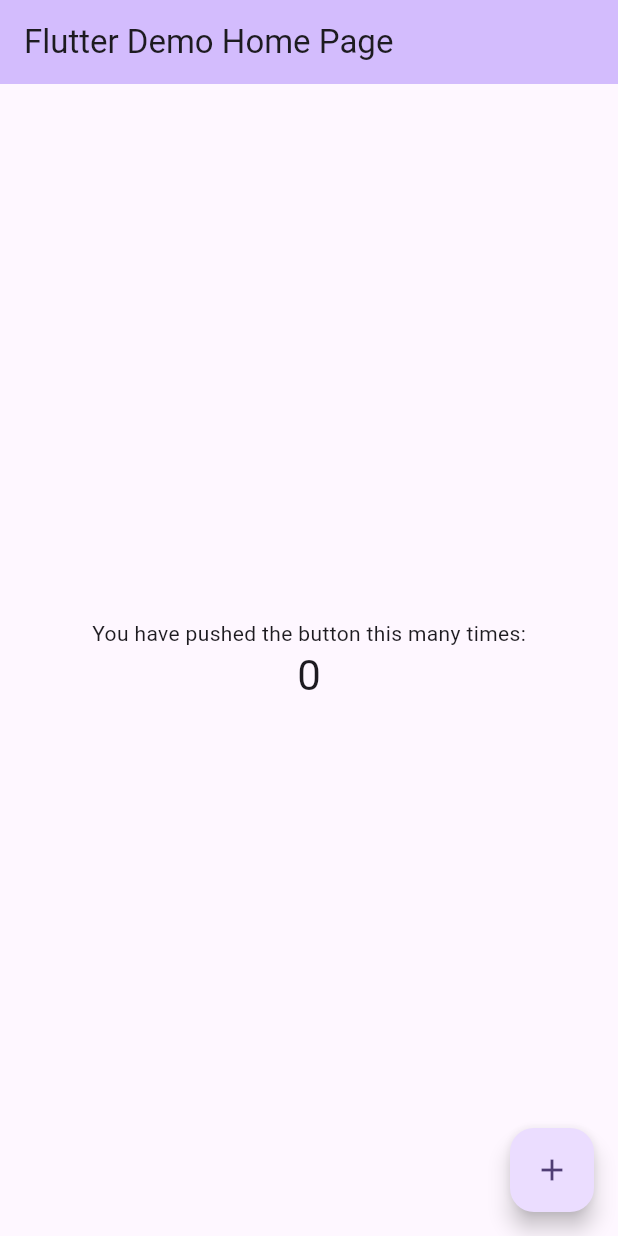
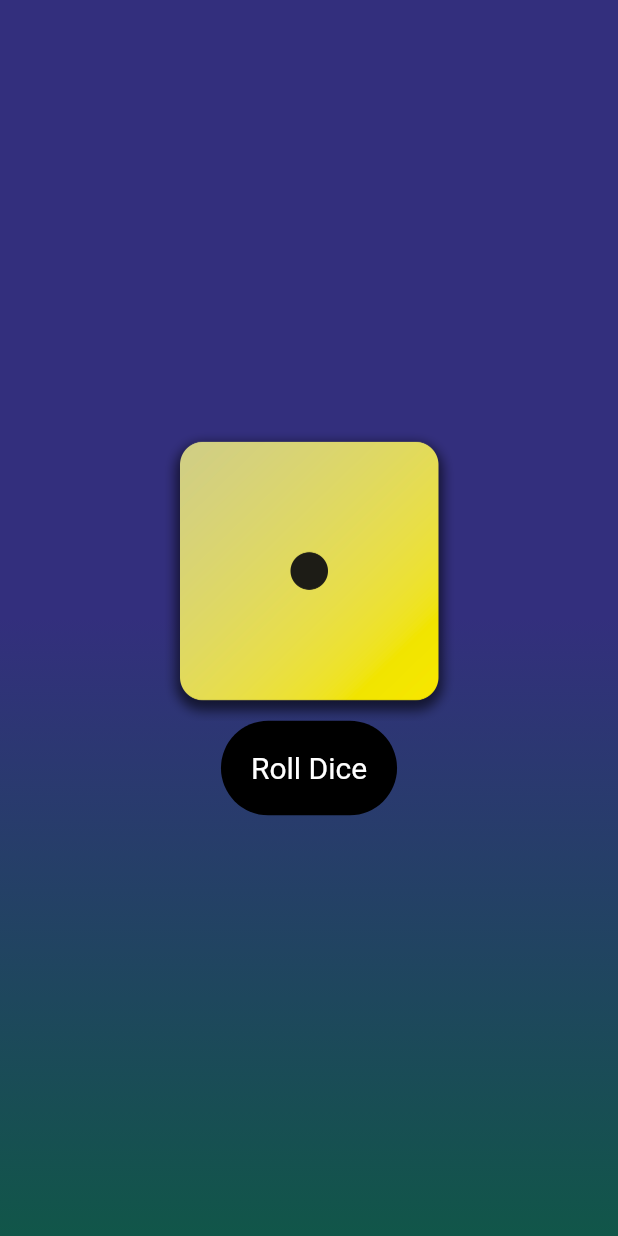
Before and after one commit to kurohige/FlutterLearningProjects, a Flutter app: the screen it shows after launch, on a phone screen of 412 x 824 dp. Run offline on Flutter 3.47's test engine with Material 3 defaults, Android fonts, the phone set to English and light mode, and no system bars.

```diff
--- /dev/null
+++ b/dice_app/lib/assets.dart
@@ -0,0 +1,12 @@
+import 'package:flutter/material.dart';
+
+class AssetImages {
+  static const Map<int, String> diceImages = {
+    1: 'assets/images/dice-1.png',
+    2: 'assets/images/dice-2.png',
+    3: 'assets/images/dice-3.png',
+    4: 'assets/images/dice-4.png',
+    5: 'assets/images/dice-5.png',
+    6: 'assets/images/dice-6.png',
+  };
+}
--- /dev/null
+++ b/dice_app/lib/gradient_container.dart
@@ -0,0 +1,53 @@
+import 'package:dice_app/styled_text.dart';
+import 'package:flutter/material.dart';
+import 'package:dice_app/assets.dart';
+
+const Alignment beginAlightment = Alignment.center;
+const Alignment endAlightment = Alignment.bottomCenter;
+
+class GradientContainer extends StatelessWidget {
+  const GradientContainer({super.key, required this.newColors});
+
+  const GradientContainer.purple({super.key})
+      : newColors = const [
+          Color.fromARGB(255, 51, 47, 125),
+          Color.fromARGB(255, 114, 39, 39),
+        ];
+
+  final List<Color> newColors;
+
+  @override
+  Widget build(BuildContext context) {
+    return Container(
+      decoration: BoxDecoration(
+        gradient: LinearGradient(
+          begin: beginAlightment,
+          end: endAlightment,
+          colors: newColors,
+        ),
+      ),
+      child: Center(
+        child: Column(
+          mainAxisAlignment: MainAxisAlignment.center,
+          mainAxisSize: MainAxisSize.min,
+          children: [
+            Image.asset(
+              AssetImages.diceImages[1]!,
+              width: 200,
+            ),
+            TextButton(
+              onPressed: () {},
+              style: TextButton.styleFrom(
+                padding: const EdgeInsets.all(20),
+                foregroundColor: Colors.white,
+                backgroundColor: Colors.black,
+                textStyle: const TextStyle(fontSize: 20),
+              ),
+              child: const Text('Roll Dice'),
+            )
+          ],
+        ),
+      ),
+    );
+  }
+}
--- a/dice_app/lib/main.dart
+++ b/dice_app/lib/main.dart
@@ -1,125 +1,18 @@
+import 'package:dice_app/gradient_container.dart';
 import 'package:flutter/material.dart';
 
 void main() {
-  runApp(const MyApp());
-}
-
-class MyApp extends StatelessWidget {
-  const MyApp({super.key});
-
-  // This widget is the root of your application.
-  @override
-  Widget build(BuildContext context) {
-    return MaterialApp(
-      title: 'Flutter Demo',
-      theme: ThemeData(
-        // This is the theme of your application.
-        //
-        // TRY THIS: Try running your application with "flutter run". You'll see
-        // the application has a purple toolbar. Then, without quitting the app,
-        // try changing the seedColor in the colorScheme below to Colors.green
-        // and then invoke "hot reload" (save your changes or press the "hot
-        // reload" button in a Flutter-supported IDE, or press "r" if you used
-        // the command line to start the app).
-        //
-        // Notice that the counter didn't reset back to zero; the application
-        // state is not lost during the reload. To reset the state, use hot
-        // restart instead.
-        //
-        // This works for code too, not just values: Most code changes can be
-        // tested with just a hot reload.
-        colorScheme: ColorScheme.fromSeed(seedColor: Colors.deepPurple),
-        useMaterial3: true,
-      ),
-      home: const MyHomePage(title: 'Flutter Demo Home Page'),
-    );
-  }
-}
-
-class MyHomePage extends StatefulWidget {
-  const MyHomePage({super.key, required this.title});
-
-  // This widget is the home page of your application. It is stateful, meaning
-  // that it has a State object (defined below) that contains fields that affect
-  // how it looks.
-
-  // This class is the configuration for the state. It holds the values (in this
-  // case the title) provided by the parent (in this case the App widget) and
-  // used by the build method of the State. Fields in a Widget subclass are
-  // always marked "final".
-
-  final String title;
-
-  @override
-  State<MyHomePage> createState() => _MyHomePageState();
-}
-
-class _MyHomePageState extends State<MyHomePage> {
-  int _counter = 0;
-
-  void _incrementCounter() {
-    setState(() {
-      // This call to setState tells the Flutter framework that something has
-      // changed in this State, which causes it to rerun the build method below
-      // so that the display can reflect the updated values. If we changed
-      // _counter without calling setState(), then the build method would not be
-      // called again, and so nothing would appear to happen.
-      _counter++;
-    });
-  }
-
-  @override
-  Widget build(BuildContext context) {
-    // This method is rerun every time setState is called, for instance as done
-    // by the _incrementCounter method above.
-    //
-    // The Flutter framework has been optimized to make rerunning build methods
-    // fast, so that you can just rebuild anything that needs updating rather
-    // than having to individually change instances of widgets.
-    return Scaffold(
-      appBar: AppBar(
-        // TRY THIS: Try changing the color here to a specific color (to
-        // Colors.amber, perhaps?) and trigger a hot reload to see the AppBar
-        // change color while the other colors stay the same.
-        backgroundColor: Theme.of(context).colorScheme.inversePrimary,
-        // Here we take the value from the MyHomePage object that was created by
-        // the App.build method, and use it to set our appbar title.
-        title: Text(widget.title),
-      ),
-      body: Center(
-        // Center is a layout widget. It takes a single child and positions it
-        // in the middle of the parent.
-        child: Column(
-          // Column is also a layout widget. It takes a list of children and
-          // arranges them vertically. By default, it sizes itself to fit its
-          // children horizontally, and tries to be as tall as its parent.
-          //
-          // Column has various properties to control how it sizes itself and
-          // how it positions its children. Here we use mainAxisAlignment to
-          // center the children vertically; the main axis here is the vertical
-          // axis because Columns are vertical (the cross axis would be
-          // horizontal).
-          //
-          // TRY THIS: Invoke "debug painting" (choose the "Toggle Debug Paint"
-          // action in the IDE, or press "p" in the console), to see the
-          // wireframe for each widget.
-          mainAxisAlignment: MainAxisAlignment.center,
-          children: <Widget>[
-            const Text(
-              'You have pushed the button this many times:',
-            ),
-            Text(
-              '$_counter',
-              style: Theme.of(context).textTheme.headlineMedium,
-            ),
+  runApp(
+    const MaterialApp(
+      home: Scaffold(
+        backgroundColor: Color.fromARGB(255, 17, 86, 73),
+        body: GradientContainer(
+          newColors: [
+            Color.fromARGB(255, 51, 47, 125),
+            Color.fromARGB(255, 17, 86, 73),
           ],
         ),
       ),
-      floatingActionButton: FloatingActionButton(
-        onPressed: _incrementCounter,
-        tooltip: 'Increment',
-        child: const Icon(Icons.add),
-      ), // This trailing comma makes auto-formatting nicer for build methods.
-    );
-  }
+    ),
+  );
 }
--- /dev/null
+++ b/dice_app/lib/styled_text.dart
@@ -0,0 +1,19 @@
+import 'package:flutter/material.dart';
+
+class StyledText extends StatelessWidget {
+  StyledText(this.text, {super.key});
+
+  String text;
+
+  @override
+  Widget build(BuildContext context) {
+    return Text(
+      text,
+      style: const TextStyle(
+        fontSize: 30,
+        color: Colors.white,
+        fontWeight: FontWeight.bold,
+      ),
+    );
+  }
+}
```
Also changed, not shown: dice_app/pubspec.yaml (+8 -3 lines), dice_app/assets/images/dice-1.png (added), dice_app/assets/images/dice-2.png (added), dice_app/assets/images/dice-3.png (added), dice_app/assets/images/dice-4.png (added), dice_app/assets/images/dice-5.png (added), dice_app/assets/images/dice-6.png (added), dice_app/pubspec.lock, 1 other file.
